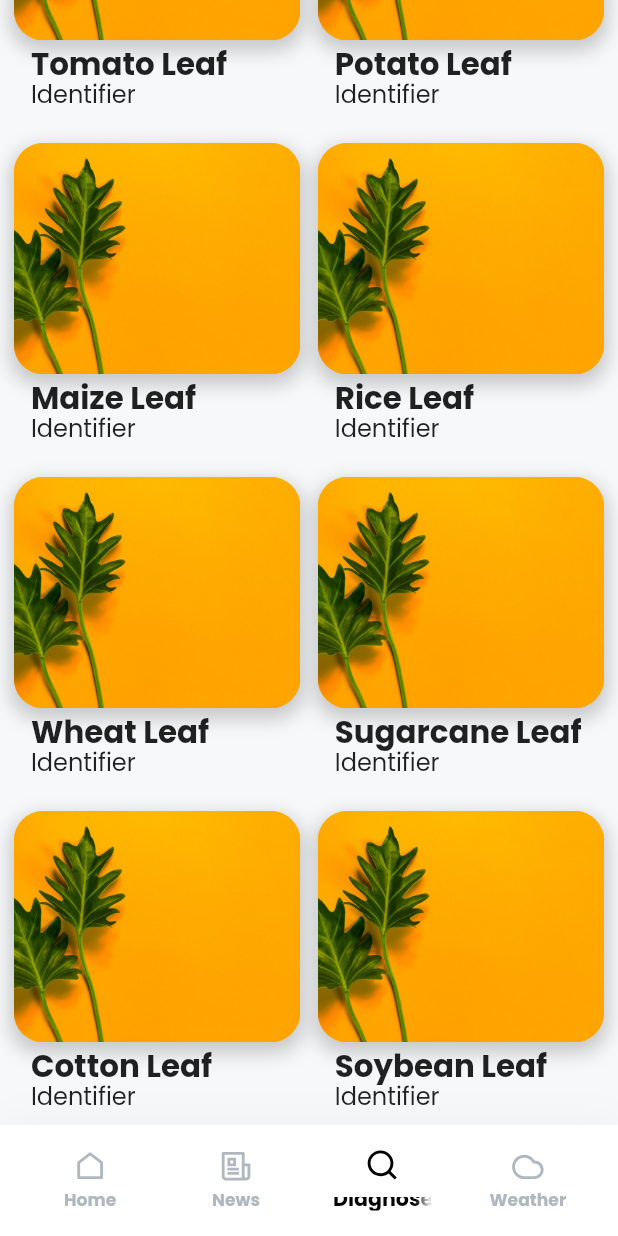
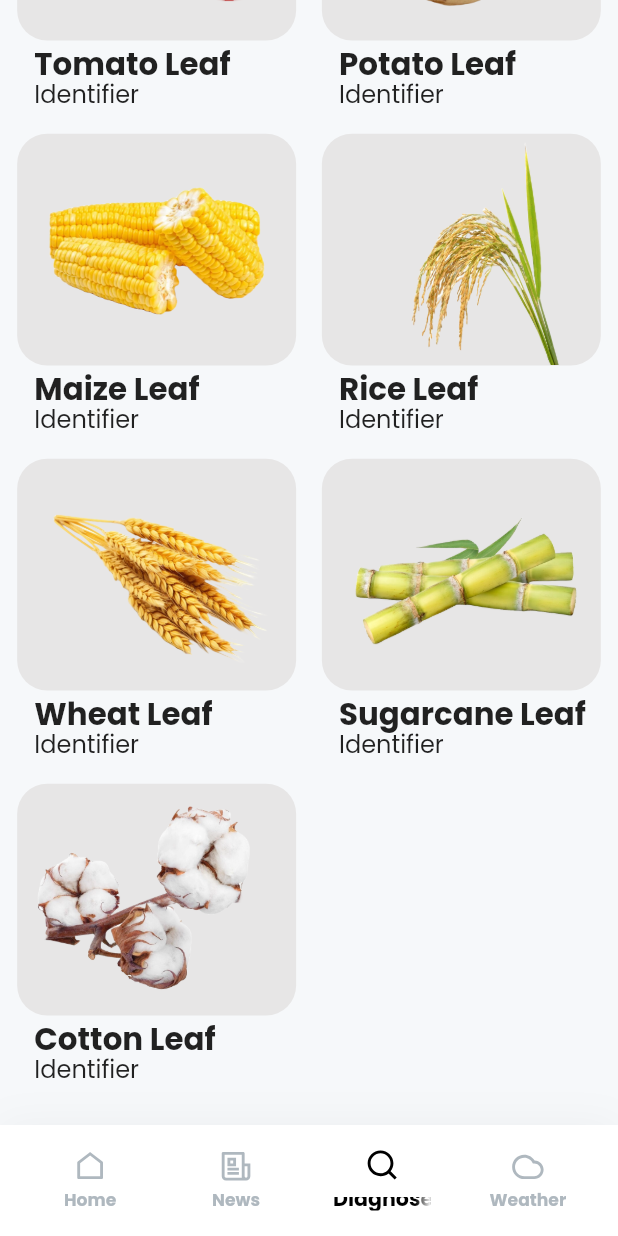
Before and after one commit to ArunChapagain/digifarmer, a Flutter app: the screen it shows after launch, item 3 of the bottom bar chosen, scrolled down 576 dp, on a phone screen of 412 x 824 dp. Run offline on Flutter 3.47's test engine with Material 3 defaults, Android fonts, the phone set to English and light mode, and no system bars; our stand-ins replace carousel_slider, flutter_screenutil, flutter_smart_dialog, google_fonts, modal_bottom_sheet, remixicon and 1 more; network calls fail.

Commit message:
style: :lipstick: added color in detect_page

```diff
--- a/lib/view/diseases_detection/diseases_detection.dart
+++ b/lib/view/diseases_detection/diseases_detection.dart
@@ -14,35 +14,38 @@ class DiseasesDetectionPage extends StatelessWidget {
   final List<Map> plants = [
     {
       'name': 'Tomato Leaf',
-      'image': 'assets/images/detection/plant.jpg',
+      'image': 'assets/images/detection/tomato.png',
+      'color': '0xfff94533'
     },
     {
       'name': 'Potato Leaf',
-      'image': 'assets/images/detection/plant.jpg',
+      'image': 'assets/images/detection/potato.png',
+      'color': '0xffdea55a'
     },
     {
       'name': 'Maize Leaf',
-      'image': 'assets/images/detection/plant.jpg',
+      'image': 'assets/images/detection/corn.png',
+      'color': '0xffd8a520'
     },
     {
       'name': 'Rice Leaf',
-      'image': 'assets/images/detection/plant.jpg',
+      'image': 'assets/images/detection/rice.png',
+      'color': '0xffadd65f'
     },
     {
       'name': 'Wheat Leaf',
-      'image': 'assets/images/detection/plant.jpg',
+      'image': 'assets/images/detection/wheat.png',
+      'color': '0xffd8a520'
     },
     {
       'name': 'Sugarcane Leaf',
-      'image': 'assets/images/detection/plant.jpg',
+      'image': 'assets/images/detection/sugarcane.png',
+      'color': '0xffadd65f'
     },
     {
       'name': 'Cotton Leaf',
-      'image': 'assets/images/detection/plant.jpg',
-    },
-    {
-      'name': 'Soybean Leaf',
-      'image': 'assets/images/detection/plant.jpg',
+      'image': 'assets/images/detection/cotton.png',
+      'color': '0xff8a5046'
     },
   ];
 
@@ -51,7 +54,7 @@ class DiseasesDetectionPage extends StatelessWidget {
     return Scaffold(
         body: SafeArea(
       child: SingleChildScrollView(
-        padding: EdgeInsets.symmetric(horizontal: 8.w),
+        padding: EdgeInsets.symmetric(horizontal: 10.w),
         physics: const BouncingScrollPhysics(),
         child: Column(children: [
           SizedBox(height: 40.h),
@@ -112,7 +115,7 @@ class DiseasesDetectionPage extends StatelessWidget {
             child: GridView.count(
               physics: const NeverScrollableScrollPhysics(),
               crossAxisCount: 2,
-              crossAxisSpacing: 10.w,
+              crossAxisSpacing: 15.w,
               childAspectRatio: 0.75.w,
               children: List.generate(plants.length, (index) {
                 return Column(
@@ -124,28 +127,24 @@ class DiseasesDetectionPage extends StatelessWidget {
                           builder: (context) => DetectPage(
                             title: plants[index]['name'],
                             imagePath: plants[index]['image'],
+                            color: plants[index]['color'],
                           ),
                         ));
                       },
                       child: AnimatedPress(
                         child: Container(
-                          clipBehavior: Clip.antiAlias,
+                          height: 120.h,
+                          width: 200.h,
+                          clipBehavior: Clip.antiAliasWithSaveLayer,
                           decoration: BoxDecoration(
+                            color: Color.fromARGB(255, 231, 230, 230),
                             borderRadius: BorderRadius.circular(20),
-                            boxShadow: [
-                              BoxShadow(
-                                color: Colors.black.withOpacity(0.2),
-                                blurRadius: 10,
-                                spreadRadius: 2,
-                                offset: const Offset(0, 5),
-                              ),
-                            ],
                           ),
                           child: Image.asset(
+                            height: 50.h,
+                            width: 60.w,
                             plants[index]['image'],
-                            height: 120.h,
-                            width: 200.h,
-                            fit: BoxFit.cover,
+                            fit: BoxFit.contain,
                           ),
                         ),
                       ),
```
Also changed, not shown: lib/view/diseases_detection/detect_page.dart (+19 -9 lines).
